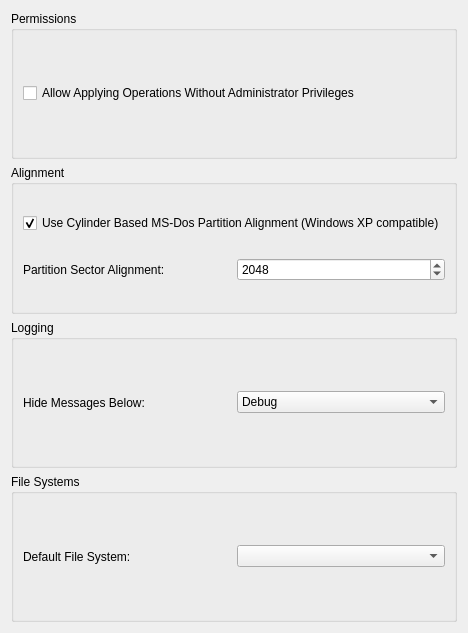
Old version of the form src/gui/configurepagegeneral.ui in the repository KDE/partitionmanager.
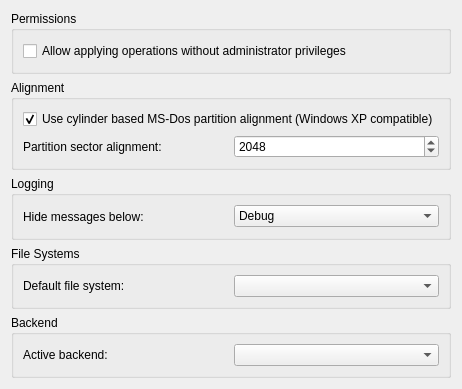
New version of the form. Custom widgets are drawn as their Qt base class.

Commit message:
introduce a CoreBackendManager class.
convert the plugins into true KDE plugins with desktop file and all.

let the user pick a backend in the config dialog and load backends on the fly.

Diff of the .ui file:
```diff
--- a/src/gui/configurepagegeneral.ui
+++ b/src/gui/configurepagegeneral.ui
@@ -7,7 +7,7 @@
     <x>0</x>
     <y>0</y>
     <width>459</width>
-    <height>633</height>
+    <height>389</height>
    </rect>
   </property>
   <layout class="QVBoxLayout" name="verticalLayout">
@@ -32,7 +32,7 @@
          </sizepolicy>
         </property>
         <property name="text">
-         <string>Allow Applying Operations Without Administrator Privileges</string>
+         <string>Allow applying operations without administrator privileges</string>
         </property>
        </widget>
       </item>
@@ -54,7 +54,7 @@
       <item row="0" column="0" colspan="2">
        <widget class="QCheckBox" name="kcfg_useCylinderAlignment">
         <property name="text">
-         <string>Use Cylinder Based MS-Dos Partition Alignment (Windows XP compatible)</string>
+         <string>Use cylinder based MS-Dos partition alignment (Windows XP compatible)</string>
         </property>
         <property name="checked">
          <bool>true</bool>
@@ -67,7 +67,7 @@
          <bool>true</bool>
         </property>
         <property name="text">
-         <string>Partition Sector Alignment:</string>
+         <string>Partition sector alignment:</string>
         </property>
         <property name="buddy">
          <cstring>kcfg_sectorAlignment</cstring>
@@ -108,7 +108,7 @@
       <item>
        <widget class="QLabel" name="label_2">
         <property name="text">
-         <string>Hide Messages Below:</string>
+         <string>Hide messages below:</string>
         </property>
         <property name="buddy">
          <cstring>kcfg_minLogLevel</cstring>
@@ -157,7 +157,7 @@
       <item>
        <widget class="QLabel" name="label_3">
         <property name="text">
-         <string>Default File System:</string>
+         <string>Default file system:</string>
         </property>
         <property name="buddy">
          <cstring>kcfg_minLogLevel</cstring>
@@ -165,13 +165,48 @@
        </widget>
       </item>
       <item>
-       <widget class="QComboBox" name="m_ComboDefaultFileSystem"/>
+       <widget class="KComboBox" name="m_ComboDefaultFileSystem"/>
+      </item>
+     </layout>
+    </widget>
+   </item>
+   <item>
+    <widget class="QGroupBox" name="groupBox_5">
+     <property name="sizePolicy">
+      <sizepolicy hsizetype="Preferred" vsizetype="Preferred">
+       <horstretch>0</horstretch>
+       <verstretch>1</verstretch>
+      </sizepolicy>
+     </property>
+     <property name="title">
+      <string>Backend</string>
+     </property>
+     <layout class="QHBoxLayout" name="horizontalLayout_3">
+      <item>
+       <widget class="QLabel" name="label_4">
+        <property name="text">
+         <string>Active backend:</string>
+        </property>
+        <property name="buddy">
+         <cstring>m_ComboBackend</cstring>
+        </property>
+       </widget>
+      </item>
+      <item>
+       <widget class="KComboBox" name="m_ComboBackend"/>
       </item>
      </layout>
     </widget>
    </item>
   </layout>
  </widget>
+ <customwidgets>
+  <customwidget>
+   <class>KComboBox</class>
+   <extends>QComboBox</extends>
+   <header>kcombobox.h</header>
+  </customwidget>
+ </customwidgets>
  <resources/>
  <connections/>
 </ui>
```
Left out of the diff: 4 changed lines with no effect on the pictures. The commit also changes 33 other files.
